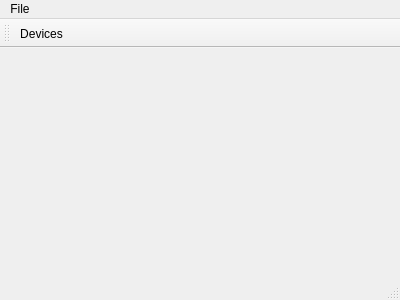
christian-mv/AudioAcousticAnalyzer, file MainWindow.ui: the form before one commit.
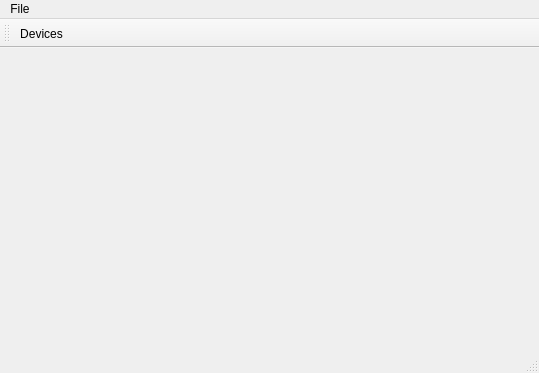
The form after the commit. Icons and pictures are not drawn.

```diff
--- a/MainWindow.ui
+++ b/MainWindow.ui
@@ -6,8 +6,8 @@
    <rect>
     <x>0</x>
     <y>0</y>
-    <width>400</width>
-    <height>300</height>
+    <width>539</width>
+    <height>373</height>
    </rect>
   </property>
   <property name="windowTitle">
@@ -19,7 +19,7 @@
     <rect>
      <x>0</x>
      <y>0</y>
-     <width>400</width>
+     <width>539</width>
      <height>20</height>
     </rect>
    </property>
```
Left out of the diff: 8 changed lines with no effect on the pictures.
